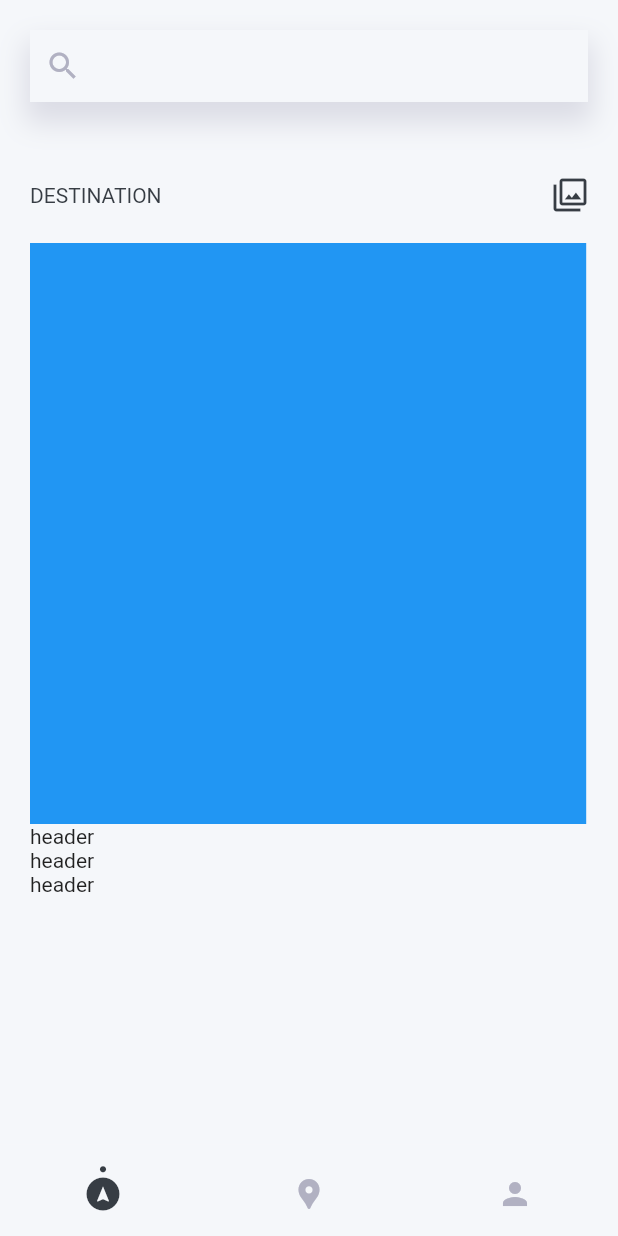
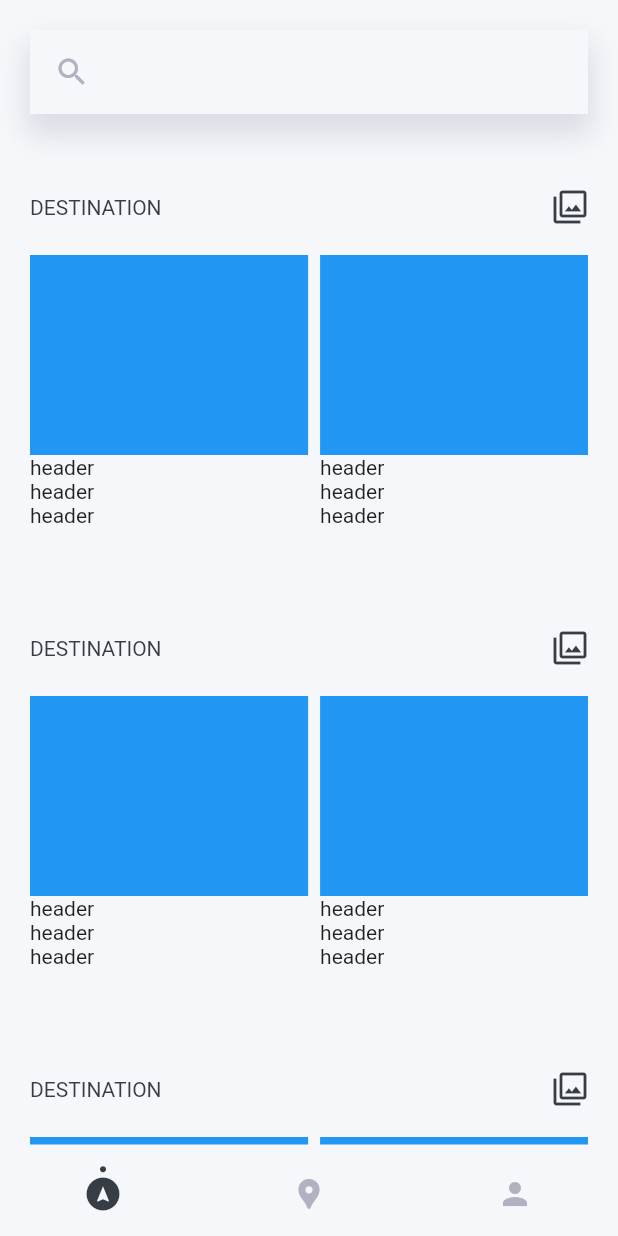
Before and after one commit to wipu25/MockUpDesign, a Flutter app: the screen it shows after launch, after a tap on the "filter" icon, on a phone screen of 412 x 824 dp. Run offline on Flutter 3.47's test engine with Material 2 defaults, Android fonts, the phone set to English and light mode, and no system bars; our stand-ins replace flutter_hooks.

Commit message:
refactor nav page

```diff
--- a/lib/main.dart
+++ b/lib/main.dart
@@ -20,7 +20,6 @@ class HomePage extends HookWidget {
   @override
   Widget build(BuildContext context) {
     final position = useState(0);
-    final number = useState(0);
     final List<Widget> pageList = [
       NavPage(),
       Stack(
--- a/lib/navpage.dart
+++ b/lib/navpage.dart
@@ -2,8 +2,8 @@ import 'package:flutter/cupertino.dart';
 import 'package:flutter/material.dart';
 import 'package:flutter/rendering.dart';
 import 'package:flutter_hooks/flutter_hooks.dart';
-import 'package:google_sign_in/google_sign_in.dart';
 import 'package:state_handling/common/color.dart';
+import 'package:state_handling/util/ItemWidget.dart';
 
 class NavPage extends HookWidget {
   final cardLength = 3;
@@ -13,12 +13,17 @@ class NavPage extends HookWidget {
     return SafeArea(
       child: Scaffold(
         backgroundColor: white,
-        body: Container(
-          padding: EdgeInsets.all(20),
+        body: SingleChildScrollView(
+          padding: EdgeInsets.symmetric(horizontal: 20),
           child: Column(
             children: [
-              Container(
-                padding: EdgeInsets.symmetric(horizontal: 10),
+              SizedBox(height: 20,),
+              GestureDetector(
+                onTap: () {
+
+                },
+                child: Container(
+                  padding: EdgeInsets.symmetric(horizontal: 16,vertical: 16),
                   decoration: BoxDecoration(
                       color: white,
                       boxShadow: [
@@ -30,105 +35,66 @@ class NavPage extends HookWidget {
                         )
                       ]
                   ),
-                child: Row(
-                  mainAxisAlignment: MainAxisAlignment.center,
-                  crossAxisAlignment: CrossAxisAlignment.center,
-                  children: [
-                    Icon(Icons.search, color: mediumGrey,),
-                    SizedBox(width: 5,),
-                    Expanded(
-                        child: TextFormField(
-                          style: TextStyle(color: mediumGrey),
-                          cursorColor: mediumGrey,
-                          decoration: InputDecoration(
-                              hintText: "",
-                              border: InputBorder.none
-                          ),
-                        ))
-                  ],
+                  child: Icon(Icons.search, color: mediumGrey,),
+                  alignment: Alignment.centerLeft,
                 ),
               ),
               SizedBox(height: 50),
-              Row(
-                children: [
-                  GestureDetector(
-                    child: Row(
-                      children: [
-                        Text(
-                          "DESTINATION", style: TextStyle(color: lightBlack),),
-                        SizedBox()
-                      ],
-                    ),
-                  ),
-                  Spacer(),
-                  GestureDetector(
-                    onTap: () async {
-                      try {
-                        final inas = await GoogleSignIn(scopes: ['email'])
-                            .signIn();
-                        print(inas.email);
-                      } catch (error) {
-                        print(error);
-                      }
-                    },
-                    child: Icon(Icons.filter, color: lightBlack,),
-                  )
-                ],
-              ),
+              buildHeadCategory("DESTINATION"),
               SizedBox(height: 20),
-              Expanded(
-                child: Container(
-                    child: ListView.builder(
-                      itemCount: cardLength,
-                      scrollDirection: Axis.horizontal,
-                      itemBuilder: (BuildContext context, int index) {
-                        return Padding(
-                          padding: EdgeInsets.only(left: (index != 0) ? 8.0 : 0),
-                          child: Container(
-                            width: MediaQuery
-                                .of(context)
-                                .size
-                                .width * 0.9,
-                            child: Column(
-                              crossAxisAlignment: CrossAxisAlignment.center,
-                              children: [
-                                Flexible(
-                                  flex: 2,
-                                  child: Container(
-                                    color: Colors.blue,
-                                  ),
-                                ),
-                                Flexible(
-                                  flex: 1,
-                                  child: Column(
-                                    children: [
-                                      SizedBox(
-                                          width: double.infinity,
-                                          child: Text("header",textAlign: TextAlign.start,)
-                                      ),
-                                      SizedBox(
-                                          width: double.infinity,
-                                          child: Text("header",textAlign: TextAlign.start,)
-                                      ),
-                                      SizedBox(
-                                          width: double.infinity,
-                                          child: Text("header",textAlign: TextAlign.start,)
-                                      ),
-                                    ],
-                                  ),
-                                )
-                              ],
-                            ),
-                          ),
-                        );
-                      },
-                    )
-                ),
-              ),
+              buildCategory(),
+
+              SizedBox(height: 50),
+              buildHeadCategory("DESTINATION"),
+              SizedBox(height: 20),
+              buildCategory(),
+
+              SizedBox(height: 50),
+              buildHeadCategory("DESTINATION"),
+              SizedBox(height: 20),
+              buildCategory(),
+
+              SizedBox(height: 50),
+              buildHeadCategory("DESTINATION"),
+              SizedBox(height: 20),
+              buildCategory(),
             ],
           ),
         ),
       ),
     );
   }
+
+  Widget buildHeadCategory(String headerText) {
+    return Row(
+      children: [
+        GestureDetector(
+          child: Row(
+            children: [
+              Text(
+                headerText, style: TextStyle(color: lightBlack),),
+            ],
+          ),
+        ),
+        Spacer(),
+        GestureDetector(
+          onTap: () async {},
+          child: Icon(Icons.filter, color: lightBlack,),
+        )
+      ],
+    );
   }
+
+  Widget buildCategory() {
+    return Container(
+        height: 200,
+        child: ListView.builder(
+          itemCount: cardLength,
+          scrollDirection: Axis.horizontal,
+          itemBuilder: (BuildContext context, int index) {
+            return itemWidget(context, index);
+          },
+        )
+    );
+  }
+}
--- /dev/null
+++ b/lib/util/ItemWidget.dart
@@ -0,0 +1,44 @@
+import 'package:flutter/cupertino.dart';
+import 'package:flutter/material.dart';
+
+Widget itemWidget(BuildContext context,int index) {
+  return Padding(
+    padding: EdgeInsets.only(left: (index != 0) ? 8.0 : 0),
+    child: Container(
+      width: MediaQuery
+          .of(context)
+          .size
+          .width / 2 * 0.9,
+      child: Column(
+        crossAxisAlignment: CrossAxisAlignment.center,
+        children: [
+          Flexible(
+            flex: 2,
+            child: Container(
+              color: Colors.blue,
+            ),
+          ),
+          Flexible(
+            flex: 1,
+            child: Column(
+              children: [
+                SizedBox(
+                    width: double.infinity,
+                    child: Text("header",textAlign: TextAlign.start,)
+                ),
+                SizedBox(
+                    width: double.infinity,
+                    child: Text("header",textAlign: TextAlign.start,)
+                ),
+                SizedBox(
+                    width: double.infinity,
+                    child: Text("header",textAlign: TextAlign.start,)
+                ),
+              ],
+            ),
+          )
+        ],
+      ),
+    ),
+  );
+}
```
Also changed, not shown: 2 other files. Lines whose indentation alone changed are shown as unchanged.
